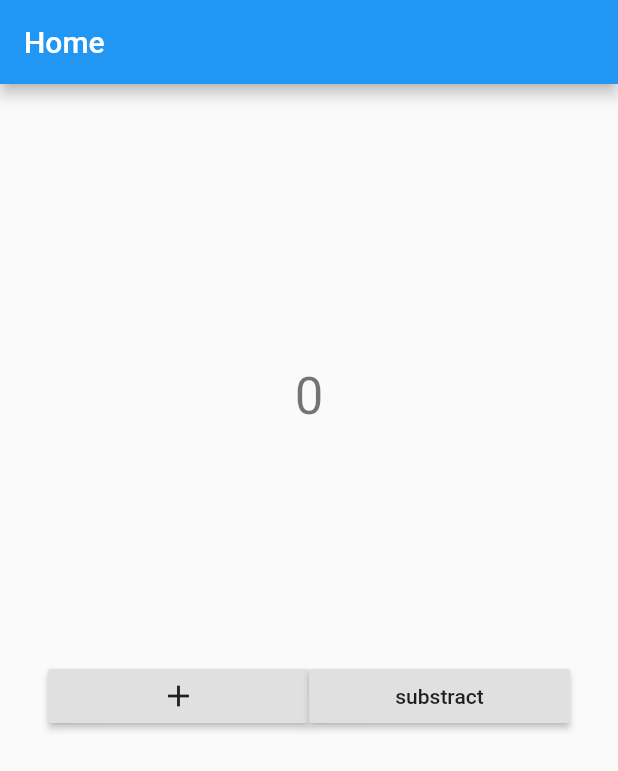
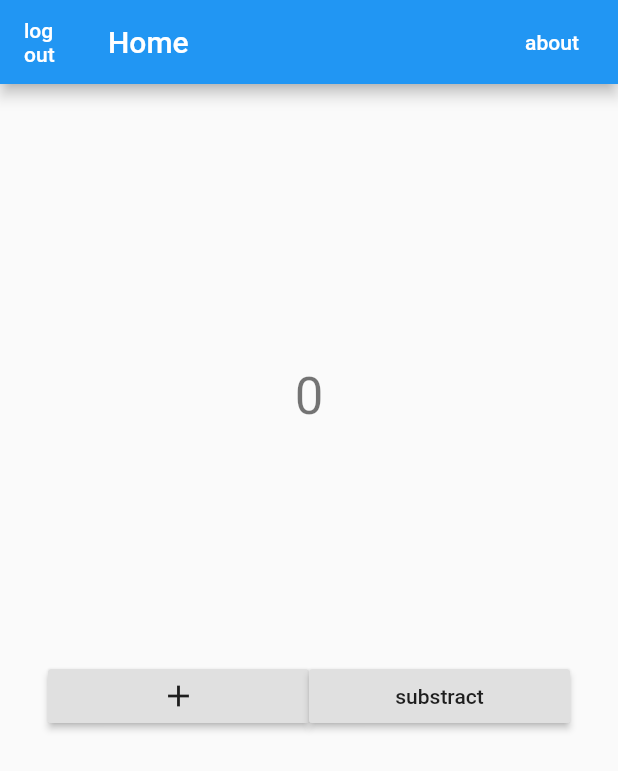
Before and after one commit to Ansalibrahim/flutter-redux-boilerplate, a Flutter app: the HomePage screen opened directly, on a phone screen of 412 x 824 dp. Shown: the top 771 px of the screen. Run offline on Flutter 3.47's test engine with Material 2 defaults, Android fonts, the phone set to English and light mode, and no system bars; our stand-ins replace fluro, flutter_redux, redux; missing offline and left inert: validator; network calls fail; statements that could not run were skipped.

Commit message:
correct the routing

```diff
--- a/lib/app/app.widget.dart
+++ b/lib/app/app.widget.dart
@@ -1,5 +1,5 @@
 import 'package:flutter_app/app/app.dart';
-import 'package:flutter_app/pages/home.page.dart';
+import 'package:flutter_app/pages/auth/login.page.dart';
 import 'package:flutter/material.dart';
 
 class AppWidget extends StatefulWidget {
@@ -14,7 +14,7 @@ class _AppWidgetState extends State<AppWidget> {
   Widget build(BuildContext context) {
     return new MaterialApp(
       title: 'App',
-      home: new HomePage(),
+      home: new LoginPage(),
       onGenerateRoute: MainApp.router.generator,
     );
   }
--- a/lib/pages/about.page.dart
+++ b/lib/pages/about.page.dart
@@ -12,7 +12,7 @@ class _AboutPageState extends State<AboutPage> {
   Widget build(BuildContext context) {
     return new Scaffold(
       appBar: new AppBar(
-        title: new Text('Home'),
+        title: new Text('About'),
       ),
       body: new Center(
           child: new Text('You are in the about page!')
--- a/lib/pages/home.page.dart
+++ b/lib/pages/home.page.dart
@@ -4,6 +4,7 @@ import 'package:flutter_redux/flutter_redux.dart';
 import 'package:flutter_app/actions/actions.dart';
 import 'package:flutter_app/app_state.dart';
 import 'package:flutter/foundation.dart';
+import 'package:flutter_app/helpers.dart';
 
 
 class HomePage extends StatefulWidget {
@@ -21,6 +22,22 @@ class _HomePageState extends State<HomePage> {
     return new Scaffold(
         appBar: new AppBar(
           title: new Text('Home'),
+            leading: new FlatButton(
+//              icon: new Icon(Icons.playlist_play),
+              child: new Text('logout', style:new TextStyle(color: Colors.white)),
+              onPressed: () {
+                redirect(context, 'auth/login');
+              },
+            ) ,
+          actions: <Widget>[
+            new FlatButton(
+//              icon: new Icon(Icons.playlist_play),
+              child: new Text('about', style:new TextStyle(color: Colors.white)),
+              onPressed: () {
+                navigate(context, 'about');
+              },
+            )
+          ],
         ),
         body: new Container(
 //          alignment: Alignment.center,
@@ -42,7 +59,10 @@ class _HomePageState extends State<HomePage> {
                               // So this will be rerendered when that slice of
                               // state changes
                               vm.count.toString(),
-                              style: Theme.of(context).textTheme.display1,
+                              style: Theme
+                                  .of(context)
+                                  .textTheme
+                                  .display1,
                             );
                           }
                       )),
@@ -57,7 +77,8 @@ class _HomePageState extends State<HomePage> {
                                 store.dispatch(new IncrementCountAction());
                               };
                             },
-                            builder: (BuildContext context, VoidCallback increase) {
+                            builder: (BuildContext context,
+                                VoidCallback increase) {
                               return new RaisedButton(
                                 onPressed: increase,
                                 child: new Icon(Icons.add),
--- a/lib/routes/app.routes.dart
+++ b/lib/routes/app.routes.dart
@@ -1,5 +1,5 @@
 import 'package:flutter_app/pages/about.page.dart';
-import 'package:flutter_app/widgets/bottom_navigation.widget.dart';
+import 'package:flutter_app/pages/home.page.dart';
 import 'package:fluro/fluro.dart';
 import 'package:flutter/material.dart';
 
@@ -7,7 +7,7 @@ class AppRoutes {
   AppRoutes(Router router) {
     router.define('home', handler: new Handler(
         handlerFunc: (BuildContext context, Map<String, dynamic> params) {
-      return new BottomNavigationDemo();
+      return new HomePage();
     }));
 
     router.define('about', handler: new Handler(
```
Also changed, not shown: 4 other files.
